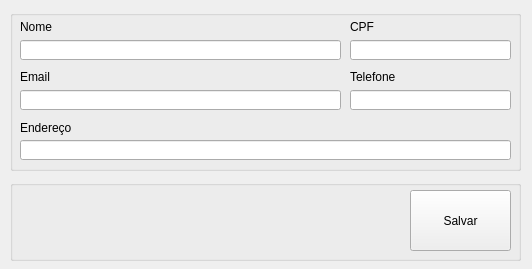
Before: the Qt Designer form View/UI/FrmCliente.ui in Salinho/Naoaguentomais, drawn with Qt 5.
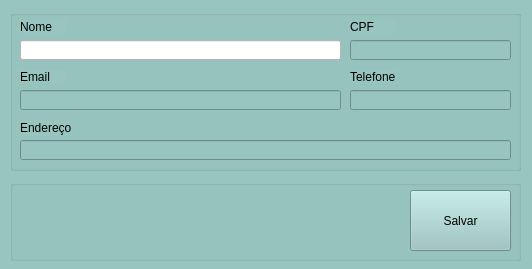
After: the same form once the commit is applied. Icons and pictures are not drawn.

```diff
--- a/View/UI/FrmCliente.ui
+++ b/View/UI/FrmCliente.ui
@@ -17,6 +17,9 @@
    <iconset>
     <normaloff>../../../../../../TesteProjeto/View/Imagens/btnCadCli.png</normaloff>../../../../../../TesteProjeto/View/Imagens/btnCadCli.png</iconset>
   </property>
+  <property name="styleSheet">
+   <string notr="true">background-color: rgb(153, 197, 193);</string>
+  </property>
   <widget class="QGroupBox" name="groupBox">
    <property name="geometry">
     <rect>
@@ -26,6 +29,9 @@
      <height>161</height>
     </rect>
    </property>
+   <property name="styleSheet">
+    <string notr="true"/>
+   </property>
    <property name="title">
     <string/>
    </property>
@@ -103,6 +109,9 @@
       <height>20</height>
      </rect>
     </property>
+    <property name="styleSheet">
+     <string notr="true">background-color: rgb(255, 255, 255);</string>
+    </property>
    </widget>
    <widget class="QLineEdit" name="edtCPF">
     <property name="geometry">
```
